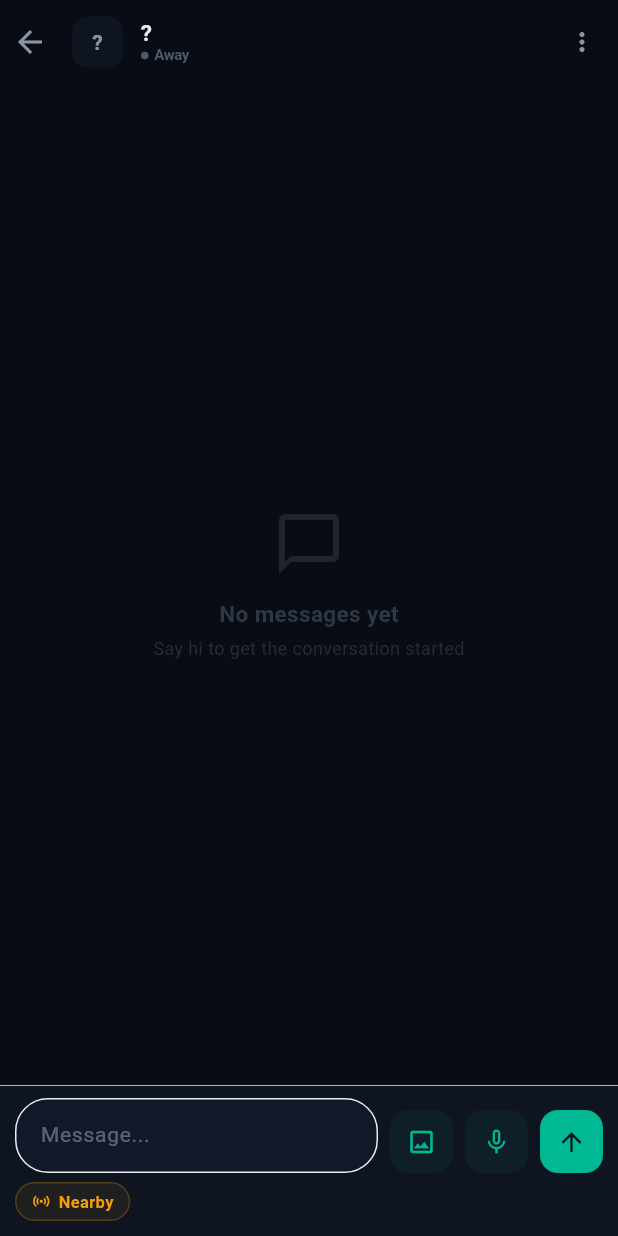
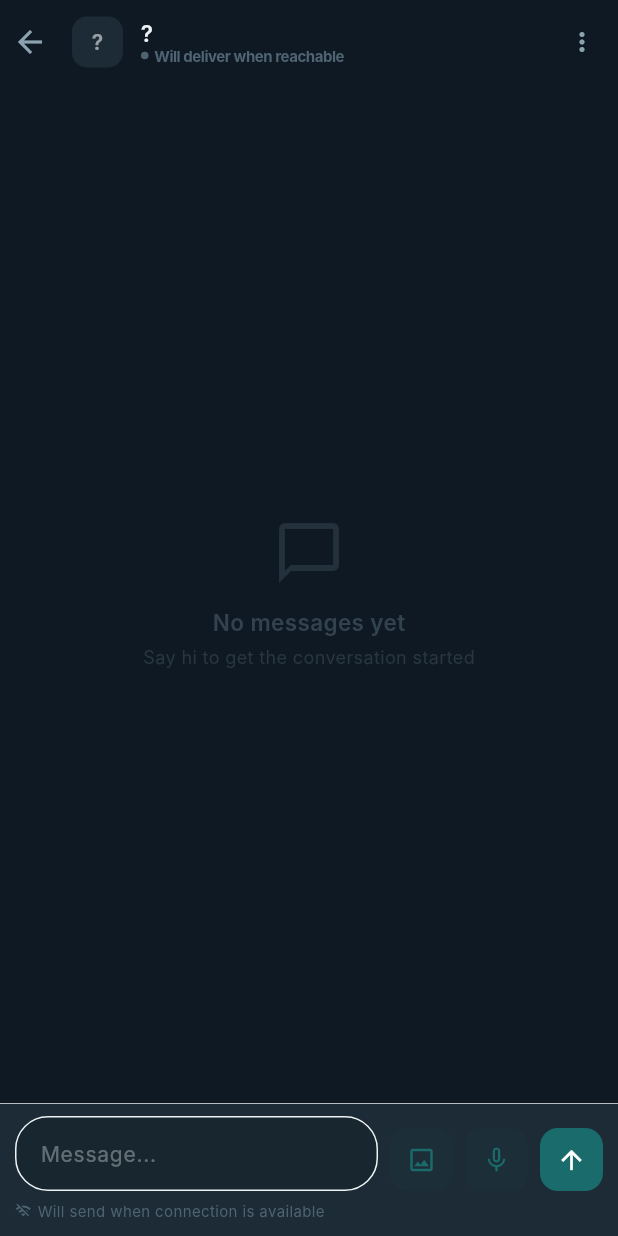
Before and after one commit to dseelam1s/Bitchat, a Flutter app: the ChatScreen screen opened directly with empty values, on a phone screen of 412 x 824 dp. Run offline on Flutter 3.47's test engine with Material 3 defaults, Android fonts, the phone set to English and light mode, and no system bars; our stand-ins replace cached_network_image, connectivity_plus, firebase_core, firebase_messaging, flutter_blue_plus, flutter_local_notifications and 6 more; missing offline and left inert: cryptography, flutter_webrtc, nearby_connections, nostr_tools, record; accounts and stored records are empty; generated files the repository leaves out were written again; network calls fail; Roboto replaces fonts that are missing (Inter).

Commit message:
feat(ui): lighthouse theme + user-friendly language
Theme:
- New palette: Deep Teal (#1A6B6B) + Warm Amber (#E89B2D) on Near Black (#0F1923)
- AppColors.mint kept as alias for teal — zero breakage in existing code
- Typography: Inter font family, consistent weights

Navigation:
- Tab labels: Recents -> People, Profile -> Me
- Badge color updated to teal

Chat screen:
- Remove manual Internet/Nearby transport toggle
- Replace with quiet _DeliveryStatus indicator (auto, read-only)
- App now always picks the best route automatically
- Status subtitle: plain language ('Connected nearby', 'Will deliver when reachable')
- Remove _chatTransport, _toggleTransport, SharedPreferences transport persistence

Settings (Message Delivery):
- 'Auto' -> 'Smart (recommended)' with plain description
- 'Online' -> 'Internet only' with plain description
- 'Offline' -> 'Nearby only' with plain description
- 'Mesh TTL' -> 'Advanced / Relay range' with plain description
- Section label: 'CONNECTION MODE' -> 'MESSAGE DELIVERY'
- Row subtitle: 'Connection mode, mesh TTL' -> 'How your messages are delivered'

flutter analyze: 0 errors, 0 warnings

Co-Authored-By: Claude Sonnet 4.6 <noreply@anthropic.com>

```diff
--- a/mobile/lib/core/theme.dart
+++ b/mobile/lib/core/theme.dart
@@ -1,41 +1,52 @@
 import 'package:flutter/material.dart';
 
 class AppColors {
-  // BitMesh signature colors (same in both themes)
-  static const Color mint     = Color(0xFF00B894);
-  static const Color mintDark = Color(0xFF00A87D);
-  static const Color mintSoft = Color(0xFF00D9A6);
-  static const Color blue     = Color(0xFF3B82F6);
-  static const Color blueDark = Color(0xFF2563EB);
-  static const Color amber    = Color(0xFFF59E0B);
+  // ── Brand palette ─────────────────────────────────────────────────────────
+  // Primary: Deep Teal — trust, depth, calm
+  static const Color teal      = Color(0xFF1A6B6B);
+  static const Color tealLight = Color(0xFF218F8F);
+  static const Color tealSoft  = Color(0xFF2AADAD);
 
-  // ── Dark theme palette ──
-  static const Color bg            = Color(0xFF080C14);
-  static const Color surface       = Color(0xFF0F1520);
-  static const Color card          = Color(0xFF151D2B);
-  static const Color cardHover     = Color(0xFF1A2436);
-  static const Color divider       = Color(0xFF1E2A3A);
-  static const Color inputBg       = Color(0xFF111827);
-  static const Color textPrimary   = Color(0xFFE8ECF1);
-  static const Color textSecondary = Color(0xFF8B95A5);
-  static const Color textMuted     = Color(0xFF4F5B6B);
+  // Accent: Warm Amber — human warmth, a signal in the dark
+  static const Color amber     = Color(0xFFE89B2D);
+  static const Color amberSoft = Color(0xFFF0B455);
 
-  // ── Light theme palette ──
-  static const Color lightBg            = Color(0xFFF4F6FA);
+  // Legacy aliases so existing code that references AppColors.mint / AppColors.blue
+  // continues to compile without changes.
+  static const Color mint     = teal;
+  static const Color mintDark = tealLight;
+  static const Color mintSoft = tealSoft;
+  static const Color blue     = teal;
+  static const Color blueDark = tealLight;
+
+  // ── Dark theme palette (default) ──────────────────────────────────────────
+  // Night sky — signals are most visible in the dark
+  static const Color bg            = Color(0xFF0F1923);  // near black, deep slate
+  static const Color surface       = Color(0xFF1C2B35);  // dark slate
+  static const Color card          = Color(0xFF1F303C);  // lifted surface
+  static const Color cardHover     = Color(0xFF253743);
+  static const Color divider       = Color(0xFF263545);
+  static const Color inputBg       = Color(0xFF17262F);
+  static const Color textPrimary   = Color(0xFFEDF2F4);  // soft white
+  static const Color textSecondary = Color(0xFF8BA3AE);
+  static const Color textMuted     = Color(0xFF4F6472);
+
+  // ── Light theme palette ───────────────────────────────────────────────────
+  static const Color lightBg            = Color(0xFFF0F4F6);
   static const Color lightSurface       = Color(0xFFFFFFFF);
   static const Color lightCard          = Color(0xFFFFFFFF);
-  static const Color lightCardHover     = Color(0xFFF0F2F7);
-  static const Color lightDivider       = Color(0xFFDDE2ED);
-  static const Color lightInputBg       = Color(0xFFF0F2F7);
-  static const Color lightTextPrimary   = Color(0xFF0D1117);
-  static const Color lightTextSecondary = Color(0xFF5A6478);
-  static const Color lightTextMuted     = Color(0xFF9BA5B5);
+  static const Color lightCardHover     = Color(0xFFE8EFF3);
+  static const Color lightDivider       = Color(0xFFD0DCE3);
+  static const Color lightInputBg       = Color(0xFFE8EFF3);
+  static const Color lightTextPrimary   = Color(0xFF0D1B22);
+  static const Color lightTextSecondary = Color(0xFF4F6472);
+  static const Color lightTextMuted     = Color(0xFF8BA3AE);
 
-  // Status — shared
-  static const Color online    = Color(0xFF00B894);
-  static const Color offline   = Color(0xFF4F5B6B);
-  static const Color delivered = Color(0xFF00B894);
-  static const Color error     = Color(0xFFEF4444);
+  // ── Status — shared ───────────────────────────────────────────────────────
+  static const Color online    = Color(0xFF2AADAD);   // tealSoft — reachable
+  static const Color offline   = Color(0xFF4F6472);   // muted — not reachable
+  static const Color delivered = Color(0xFF2AADAD);
+  static const Color error     = Color(0xFFE05252);
 }
 
 class AppTheme {
@@ -77,29 +88,30 @@ class AppTheme {
     return ThemeData(
       brightness: brightness,
       scaffoldBackgroundColor: bg,
-      primaryColor: AppColors.mint,
+      primaryColor: AppColors.teal,
+      fontFamily: 'Inter',
       textTheme: TextTheme(
-        displayLarge:  TextStyle(color: textPrimary),
-        displayMedium: TextStyle(color: textPrimary),
-        displaySmall:  TextStyle(color: textPrimary),
-        headlineLarge: TextStyle(color: textPrimary),
-        headlineMedium:TextStyle(color: textPrimary),
-        headlineSmall: TextStyle(color: textPrimary),
-        titleLarge:    TextStyle(color: textPrimary),
-        titleMedium:   TextStyle(color: textPrimary),
-        titleSmall:    TextStyle(color: textSecondary),
-        bodyLarge:     TextStyle(color: textPrimary),
-        bodyMedium:    TextStyle(color: textPrimary),
-        bodySmall:     TextStyle(color: textSecondary),
-        labelLarge:    TextStyle(color: textSecondary),
-        labelMedium:   TextStyle(color: textSecondary),
-        labelSmall:    TextStyle(color: textMuted),
+        displayLarge:   TextStyle(color: textPrimary, fontWeight: FontWeight.w700),
+        displayMedium:  TextStyle(color: textPrimary, fontWeight: FontWeight.w700),
+        displaySmall:   TextStyle(color: textPrimary, fontWeight: FontWeight.w600),
+        headlineLarge:  TextStyle(color: textPrimary, fontWeight: FontWeight.w700),
+        headlineMedium: TextStyle(color: textPrimary, fontWeight: FontWeight.w600),
+        headlineSmall:  TextStyle(color: textPrimary, fontWeight: FontWeight.w600),
+        titleLarge:     TextStyle(color: textPrimary, fontWeight: FontWeight.w600),
+        titleMedium:    TextStyle(color: textPrimary, fontWeight: FontWeight.w500),
+        titleSmall:     TextStyle(color: textSecondary, fontWeight: FontWeight.w500),
+        bodyLarge:      TextStyle(color: textPrimary),
+        bodyMedium:     TextStyle(color: textPrimary),
+        bodySmall:      TextStyle(color: textSecondary),
+        labelLarge:     TextStyle(color: textSecondary),
+        labelMedium:    TextStyle(color: textSecondary),
+        labelSmall:     TextStyle(color: textMuted),
       ),
       colorScheme: ColorScheme(
         brightness: brightness,
-        primary: AppColors.mint,
-        onPrimary: brightness == Brightness.dark ? AppColors.bg : Colors.white,
-        secondary: AppColors.blue,
+        primary: AppColors.teal,
+        onPrimary: Colors.white,
+        secondary: AppColors.amber,
         onSecondary: Colors.white,
         surface: surface,
         onSurface: textPrimary,
@@ -117,29 +129,35 @@ class AppTheme {
           fontSize: 20,
           fontWeight: FontWeight.w700,
           letterSpacing: -0.3,
+          fontFamily: 'Inter',
         ),
         iconTheme: IconThemeData(color: textSecondary),
       ),
       navigationBarTheme: NavigationBarThemeData(
         backgroundColor: surface,
         surfaceTintColor: Colors.transparent,
-        indicatorColor: AppColors.mint.withAlpha(20),
+        indicatorColor: AppColors.teal.withAlpha(25),
         iconTheme: WidgetStateProperty.resolveWith((states) {
           if (states.contains(WidgetState.selected)) {
-            return const IconThemeData(color: AppColors.mint);
+            return const IconThemeData(color: AppColors.teal);
           }
           return IconThemeData(color: textMuted);
         }),
         labelTextStyle: WidgetStateProperty.resolveWith((states) {
           if (states.contains(WidgetState.selected)) {
-            return const TextStyle(color: AppColors.mint, fontSize: 11, fontWeight: FontWeight.w600);
+            return const TextStyle(
+              color: AppColors.teal,
+              fontSize: 11,
+              fontWeight: FontWeight.w600,
+              fontFamily: 'Inter',
+            );
           }
-          return TextStyle(color: textMuted, fontSize: 11);
+          return TextStyle(color: textMuted, fontSize: 11, fontFamily: 'Inter');
         }),
       ),
       floatingActionButtonTheme: FloatingActionButtonThemeData(
-        backgroundColor: AppColors.mint,
-        foregroundColor: brightness == Brightness.dark ? AppColors.bg : Colors.white,
+        backgroundColor: AppColors.teal,
+        foregroundColor: Colors.white,
         elevation: 0,
         shape: RoundedRectangleBorder(borderRadius: BorderRadius.circular(16)),
       ),
@@ -157,6 +175,7 @@ class AppTheme {
           color: textPrimary,
           fontSize: 17,
           fontWeight: FontWeight.w600,
+          fontFamily: 'Inter',
         ),
       ),
       inputDecorationTheme: InputDecorationTheme(
@@ -176,18 +195,18 @@ class AppTheme {
         ),
         focusedBorder: OutlineInputBorder(
           borderRadius: BorderRadius.circular(12),
-          borderSide: const BorderSide(color: AppColors.mint, width: 1.5),
+          borderSide: const BorderSide(color: AppColors.teal, width: 1.5),
         ),
         contentPadding: const EdgeInsets.symmetric(horizontal: 16, vertical: 14),
       ),
       sliderTheme: SliderThemeData(
-        activeTrackColor: AppColors.mint,
+        activeTrackColor: AppColors.teal,
         inactiveTrackColor: divider,
-        thumbColor: AppColors.mint,
-        overlayColor: AppColors.mint.withAlpha(25),
-        valueIndicatorColor: AppColors.mint,
-        valueIndicatorTextStyle: TextStyle(
-          color: brightness == Brightness.dark ? AppColors.bg : Colors.white,
+        thumbColor: AppColors.teal,
+        overlayColor: AppColors.teal.withAlpha(25),
+        valueIndicatorColor: AppColors.teal,
+        valueIndicatorTextStyle: const TextStyle(
+          color: Colors.white,
           fontWeight: FontWeight.w600,
         ),
       ),
@@ -198,7 +217,7 @@ class AppTheme {
         behavior: SnackBarBehavior.floating,
       ),
       textButtonTheme: TextButtonThemeData(
-        style: TextButton.styleFrom(foregroundColor: AppColors.mint),
+        style: TextButton.styleFrom(foregroundColor: AppColors.teal),
       ),
       dividerTheme: DividerThemeData(
         color: divider,
--- a/mobile/lib/features/chat/screens/chat_screen.dart
+++ b/mobile/lib/features/chat/screens/chat_screen.dart
@@ -5,8 +5,6 @@ import 'package:flutter/material.dart';
 import 'package:flutter/services.dart';
 import 'package:image_picker/image_picker.dart';
 import 'package:just_audio/just_audio.dart';
-import 'package:shared_preferences/shared_preferences.dart';
-import 'package:bitchat_messenger/core/constants.dart';
 import 'package:bitchat_messenger/core/theme.dart';
 import 'package:bitchat_messenger/features/chat/models/message.dart';
 import 'package:bitchat_messenger/features/calls/services/call_service.dart';
@@ -68,30 +66,10 @@ class _ChatScreenState extends State<ChatScreen> {
   final Map<String, Map<String, Set<String>>> _reactions = {};
   StreamSubscription? _reactionSub;
 
-  // Per-chat transport override: null = use global mode, 'online' = Internet, 'offline' = Nearby
-  String? _chatTransport;
-
   // Voice note recording state
   bool _isRecording = false;
   int _recordingSeconds = 0;
   Timer? _recordingTimer;
-
-  String _transportPrefsKey() => 'chat_transport_${widget.contactPubkey}';
-
-  Future<void> _loadTransportPreference() async {
-    final prefs = await SharedPreferences.getInstance();
-    final saved = prefs.getString(_transportPrefsKey());
-    if (saved != null && mounted) setState(() => _chatTransport = saved);
-  }
-
-  Future<void> _saveTransportPreference(String? value) async {
-    final prefs = await SharedPreferences.getInstance();
-    if (value == null) {
-      prefs.remove(_transportPrefsKey());
-    } else {
-      prefs.setString(_transportPrefsKey(), value);
-    }
-  }
 
   @override
   void initState() {
@@ -100,7 +78,6 @@ class _ChatScreenState extends State<ChatScreen> {
     _localPicPath = widget.contactProfilePictureLocalPath;
     _syncContactProfile();
     _loadMessages(initial: true);
-    _loadTransportPreference();
     widget.messageService.markAsRead(widget.contactPubkey);
 
     // Load older messages when user scrolls to the top
@@ -373,14 +350,10 @@ class _ChatScreenState extends State<ChatScreen> {
         .pickImage(fromCamera: source == ImageSource.camera);
     if (path == null || !mounted) return;
 
-    final override = _chatTransport;
-    final previous = widget.messageService.mode;
-    if (override != null) widget.messageService.setMode(override);
     final sent = await widget.messageService.sendImage(
       widget.contactPubkey,
       path,
     );
-    if (override != null) widget.messageService.setMode(previous);
 
     if (sent == null && mounted) {
       ScaffoldMessenger.of(context).showSnackBar(
@@ -443,26 +416,17 @@ class _ChatScreenState extends State<ChatScreen> {
     if (text.isEmpty) return;
     _textController.clear();
 
-    final override = _chatTransport;
-    final previous = widget.messageService.mode;
-    if (override != null) widget.messageService.setMode(override);
-
     bool anySent = false;
     try {
-      // sendMessage inserts to DB and returns non-null; status 'sent' only if
-      // at least one transport succeeded
       final messageId =
           await widget.messageService.sendMessage(widget.contactPubkey, text);
       if (messageId != null) {
-        // Check if the message actually got through any transport
         final msgs = await widget.messageService
             .getChatMessages(widget.contactPubkey, limit: 10);
         final msg = msgs.where((m) => m.id == messageId).firstOrNull;
         anySent = msg == null || msg.status != 'pending';
       }
-    } finally {
-      if (override != null) widget.messageService.setMode(previous);
-    }
+    } catch (_) {}
 
     if (!anySent && mounted) {
       ScaffoldMessenger.of(context).showSnackBar(
@@ -474,20 +438,6 @@ class _ChatScreenState extends State<ChatScreen> {
     }
   }
 
-
-  /// Toggle between Internet and Nearby. If currently on global/auto, pick the
-  /// opposite of what the app would use right now so the tap feels responsive.
-  void _toggleTransport() {
-    final current = _chatTransport ??
-        (widget.messageService.hasInternet
-            ? AppConstants.modeOnline
-            : AppConstants.modeOffline);
-    final next = current == AppConstants.modeOnline
-        ? AppConstants.modeOffline
-        : AppConstants.modeOnline;
-    setState(() => _chatTransport = next);
-    _saveTransportPreference(next);
-  }
 
   Future<void> _startRecording() async {
     final vns = widget.messageService.voiceNoteService;
@@ -529,15 +479,11 @@ class _ChatScreenState extends State<ChatScreen> {
       return;
     }
 
-    final override = _chatTransport;
-    final previous = widget.messageService.mode;
-    if (override != null) widget.messageService.setMode(override);
     final sent = await widget.messageService.sendVoiceNote(
       widget.contactPubkey,
       result.path,
       result.duration,
     );
-    if (override != null) widget.messageService.setMode(previous);
 
     if (sent == null && mounted) {
       ScaffoldMessenger.of(context).showSnackBar(
@@ -663,11 +609,15 @@ class _ChatScreenState extends State<ChatScreen> {
                       Text(
                         _contactIsTyping
                             ? 'typing...'
-                            : (isNearby ? 'Nearby' : 'Away'),
+                            : (isNearby
+                                ? 'Connected nearby'
+                                : (widget.messageService.hasInternet
+                                    ? 'Connected'
+                                    : 'Will deliver when reachable')),
                         style: TextStyle(
                           fontSize: 10,
                           color: _contactIsTyping
-                              ? AppColors.mint
+                              ? AppColors.teal
                               : (isNearby ? AppColors.online : AppColors.textMuted),
                         ),
                       ),
@@ -931,10 +881,9 @@ class _ChatScreenState extends State<ChatScreen> {
                           ],
                         ),
                         const SizedBox(height: 6),
-                        _TransportToggle(
-                          chatTransport: _chatTransport,
+                        _DeliveryStatus(
                           hasInternet: widget.messageService.hasInternet,
-                          onToggle: _toggleTransport,
+                          isNearby: widget.messageService.nearbyUsers.contains(widget.contactPubkey),
                         ),
                       ],
                     ),
@@ -946,7 +895,7 @@ class _ChatScreenState extends State<ChatScreen> {
   }
 }
 
-// ── Transport toggle pill ────────────────────────────────────────────────────
+// ── Delivery status indicator ────────────────────────────────────────────────
 
 // ── Shared message status tick widget ───────────────────────────────────────
 // Single source of truth for pending/sent/delivered/read icons.
@@ -996,54 +945,48 @@ class _StatusTick extends StatelessWidget {
   }
 }
 
-class _TransportToggle extends StatelessWidget {
-  final String? chatTransport;
+class _DeliveryStatus extends StatelessWidget {
   final bool hasInternet;
-  final VoidCallback onToggle;
-
-  const _TransportToggle({
-    required this.chatTransport,
-    required this.hasInternet,
-    required this.onToggle,
-  });
+  final bool isNearby;
+
+  const _DeliveryStatus({required this.hasInternet, required this.isNearby});
 
   @override
   Widget build(BuildContext context) {
-    final isInternet = chatTransport == AppConstants.modeOnline ||
-        (chatTransport == null && hasInternet);
-
-    final icon = isInternet ? Icons.cloud_outlined : Icons.sensors;
-    final label = isInternet ? 'Internet' : 'Nearby';
-    final color = isInternet ? AppColors.mint : AppColors.amber;
+    final String label;
+    final Color color;
+    final IconData icon;
+
+    if (isNearby && hasInternet) {
+      label = 'Sending via best route';
+      color = AppColors.teal;
+      icon  = Icons.wifi_tethering;
+    } else if (isNearby) {
+      label = 'Sending nearby';
+      color = AppColors.amber;
+      icon  = Icons.wifi_tethering;
+    } else if (hasInternet) {
+      label = 'Sending via internet';
+      color = AppColors.teal;
+      icon  = Icons.signal_wifi_4_bar;
+    } else {
+      label = 'Will send when connection is available';
+      color = AppColors.textMuted;
+      icon  = Icons.wifi_off_outlined;
+    }
 
     return Align(
       alignment: Alignment.centerLeft,
-      child: GestureDetector(
-        onTap: onToggle,
-        child: AnimatedContainer(
-          duration: const Duration(milliseconds: 200),
-          padding: const EdgeInsets.symmetric(horizontal: 10, vertical: 4),
-          decoration: BoxDecoration(
-            color: color.withAlpha(18),
-            borderRadius: BorderRadius.circular(20),
-            border: Border.all(color: color.withAlpha(60)),
+      child: Row(
+        mainAxisSize: MainAxisSize.min,
+        children: [
+          Icon(icon, size: 11, color: color),
+          const SizedBox(width: 4),
+          Text(
+            label,
+            style: TextStyle(fontSize: 10, color: color),
           ),
-          child: Row(
-            mainAxisSize: MainAxisSize.min,
-            children: [
-              Icon(icon, size: 13, color: color),
-              const SizedBox(width: 5),
-              Text(
-                label,
-                style: TextStyle(
-                  fontSize: 11,
-                  color: color,
-                  fontWeight: FontWeight.w600,
-                ),
-              ),
-            ],
-          ),
-        ),
+        ],
       ),
     );
   }
```
Also changed, not shown: mobile/lib/app/home_screen.dart (+6 -6 lines), mobile/lib/features/profile/screens/profile_screen.dart (+29 -14 lines).
